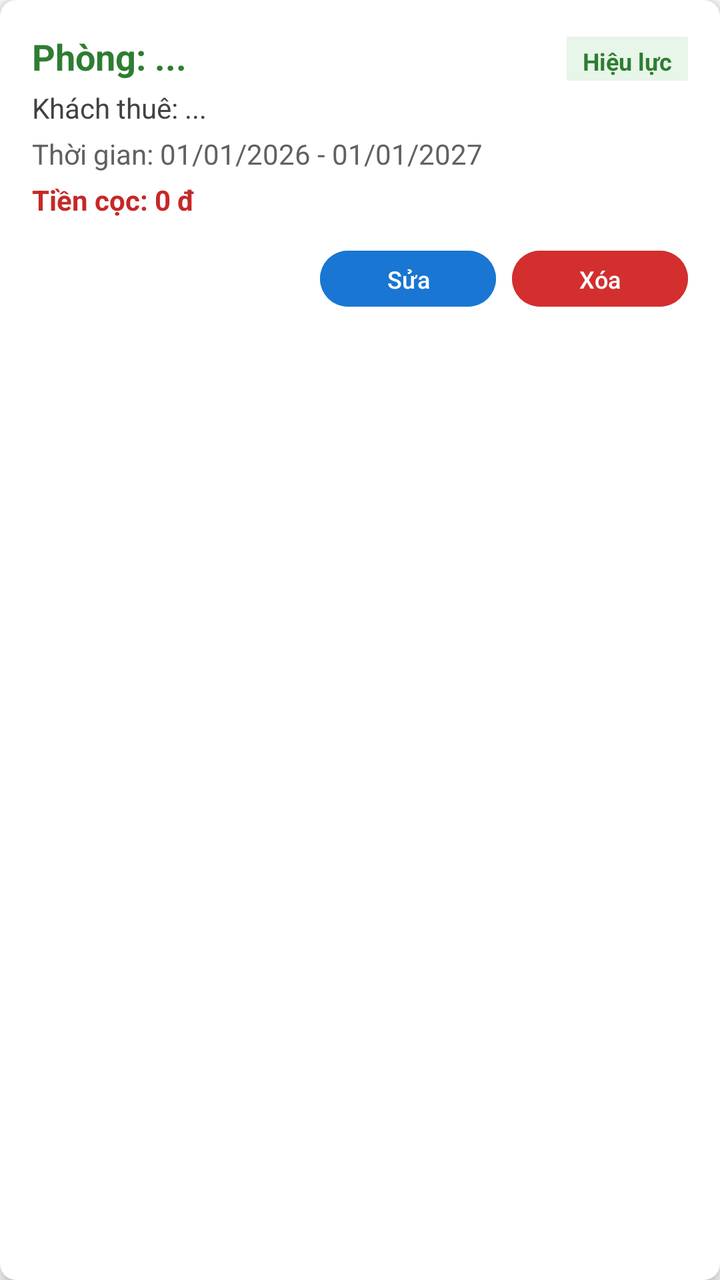
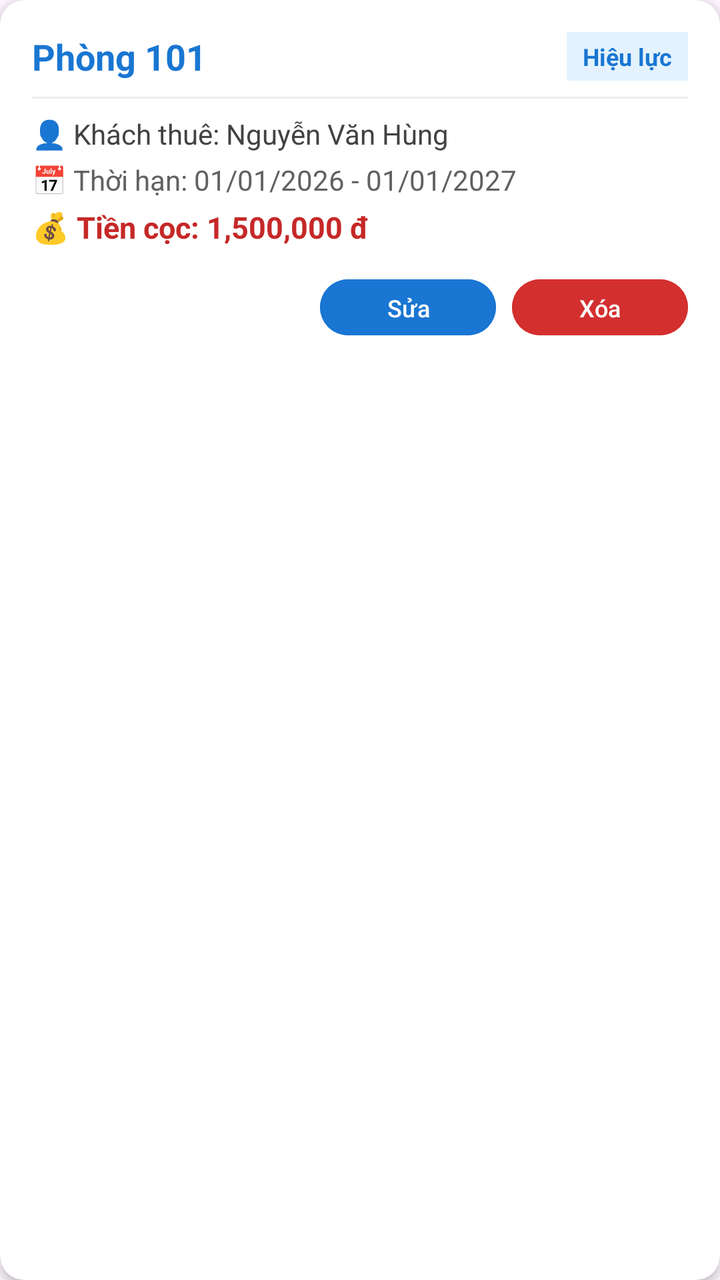

Before-and-after screenshots of an Android layout around one commit, followed by the original layout XML and the change that was made.
<!-- AndroidManifest.xml: application theme Theme.DACK2026 -->
<!-- res/layout/item_hop_dong.xml -->
<?xml version="1.0" encoding="utf-8"?>
<androidx.cardview.widget.CardView xmlns:android="http://schemas.android.com/apk/res/android"
    xmlns:app="http://schemas.android.com/apk/res-auto"
    android:layout_width="match_parent"
    android:layout_height="wrap_content"
    android:layout_marginHorizontal="16dp"
    android:layout_marginVertical="8dp"
    app:cardCornerRadius="8dp"
    app:cardElevation="4dp">

    <LinearLayout
        android:layout_width="match_parent"
        android:layout_height="wrap_content"
        android:orientation="vertical"
        android:padding="16dp">

        <LinearLayout
            android:layout_width="match_parent"
            android:layout_height="wrap_content"
            android:orientation="horizontal">

            <TextView
                android:id="@+id/tvPhongInfo"
                android:layout_width="0dp"
                android:layout_height="wrap_content"
                android:layout_weight="1"
                android:text="Phòng: ..."
                android:textColor="#2E7D32"
                android:textSize="18sp"
                android:textStyle="bold" />

            <TextView
                android:id="@+id/tvTrangThai"
                android:layout_width="wrap_content"
                android:layout_height="wrap_content"
                android:background="#E8F5E9"
                android:paddingHorizontal="8dp"
                android:paddingVertical="4dp"
                android:text="Hiệu lực"
                android:textColor="#2E7D32"
                android:textSize="12sp"
                android:textStyle="bold" />
        </LinearLayout>

        <TextView
            android:id="@+id/tvKhachThueInfo"
            android:layout_width="match_parent"
            android:layout_height="wrap_content"
            android:layout_marginTop="4dp"
            android:text="Khách thuê: ..."
            android:textColor="#424242"
            android:textSize="14sp" />

        <TextView
            android:id="@+id/tvThoiGian"
            android:layout_width="match_parent"
            android:layout_height="wrap_content"
            android:layout_marginTop="4dp"
            android:text="Thời gian: 01/01/2026 - 01/01/2027"
            android:textColor="#616161"
            android:textSize="14sp" />

        <TextView
            android:id="@+id/tvTienCoc"
            android:layout_width="match_parent"
            android:layout_height="wrap_content"
            android:layout_marginTop="4dp"
            android:text="Tiền cọc: 0 đ"
            android:textColor="#C62828"
            android:textSize="14sp"
            android:textStyle="bold" />

        <LinearLayout
            android:layout_width="match_parent"
            android:layout_height="wrap_content"
            android:layout_marginTop="12dp"
            android:gravity="end"
            android:orientation="horizontal">

            <Button
                android:id="@+id/btnEdit"
                android:layout_width="wrap_content"
                android:layout_height="36dp"
                android:layout_marginEnd="8dp"
                android:backgroundTint="#1976D2"
                android:text="Sửa"
                android:textColor="#FFFFFF"
                android:textSize="12sp" />

            <Button
                android:id="@+id/btnDelete"
                android:layout_width="wrap_content"
                android:layout_height="36dp"
                android:backgroundTint="#D32F2F"
                android:text="Xóa"
                android:textColor="#FFFFFF"
                android:textSize="12sp" />
        </LinearLayout>
    </LinearLayout>
</androidx.cardview.widget.CardView>
<!-- resources referenced by this layout -->
<resources>
  <style name="Theme.DACK2026" parent="Base.Theme.DACK2026" />
  <style name="Base.Theme.DACK2026" parent="Theme.Material3.DayNight.NoActionBar">
          
          
      </style>
</resources>

<!-- the commit's change to res/layout/item_hop_dong.xml (unified diff, before → after) -->
@@ -5,8 +5,8 @@
     android:layout_height="wrap_content"
     android:layout_marginHorizontal="16dp"
     android:layout_marginVertical="8dp"
-    app:cardCornerRadius="8dp"
-    app:cardElevation="4dp">
+    app:cardCornerRadius="12dp"
+    app:cardElevation="3dp">
 
     <LinearLayout
         android:layout_width="match_parent"
@@ -17,15 +17,16 @@
         <LinearLayout
             android:layout_width="match_parent"
             android:layout_height="wrap_content"
-            android:orientation="horizontal">
+            android:orientation="horizontal"
+            android:gravity="center_vertical">
 
             <TextView
                 android:id="@+id/tvPhongInfo"
                 android:layout_width="0dp"
                 android:layout_height="wrap_content"
                 android:layout_weight="1"
-                android:text="Phòng: ..."
-                android:textColor="#2E7D32"
+                android:text="Phòng 101"
+                android:textColor="#1976D2"
                 android:textSize="18sp"
                 android:textStyle="bold" />
 
@@ -33,21 +34,26 @@
                 android:id="@+id/tvTrangThai"
                 android:layout_width="wrap_content"
                 android:layout_height="wrap_content"
-                android:background="#E8F5E9"
+                android:background="#E3F2FD"
                 android:paddingHorizontal="8dp"
                 android:paddingVertical="4dp"
                 android:text="Hiệu lực"
-                android:textColor="#2E7D32"
+                android:textColor="#1976D2"
                 android:textSize="12sp"
                 android:textStyle="bold" />
         </LinearLayout>
+
+        <View
+            android:layout_width="match_parent"
+            android:layout_height="1dp"
+            android:background="#EEEEEE"
+            android:layout_marginVertical="8dp" />
 
         <TextView
             android:id="@+id/tvKhachThueInfo"
             android:layout_width="match_parent"
             android:layout_height="wrap_content"
-            android:layout_marginTop="4dp"
-            android:text="Khách thuê: ..."
+            android:text="👤 Khách thuê: Nguyễn Văn Hùng"
             android:textColor="#424242"
             android:textSize="14sp" />
 
@@ -56,7 +62,7 @@
             android:layout_width="match_parent"
             android:layout_height="wrap_content"
             android:layout_marginTop="4dp"
-            android:text="Thời gian: 01/01/2026 - 01/01/2027"
+            android:text="📅 Thời hạn: 01/01/2026 - 01/01/2027"
             android:textColor="#616161"
             android:textSize="14sp" />
 
@@ -65,9 +71,9 @@
             android:layout_width="match_parent"
             android:layout_height="wrap_content"
             android:layout_marginTop="4dp"
-            android:text="Tiền cọc: 0 đ"
+            android:text="💰 Tiền cọc: 1,500,000 đ"
             android:textColor="#C62828"
-            android:textSize="14sp"
+            android:textSize="15sp"
             android:textStyle="bold" />
 
         <LinearLayout
